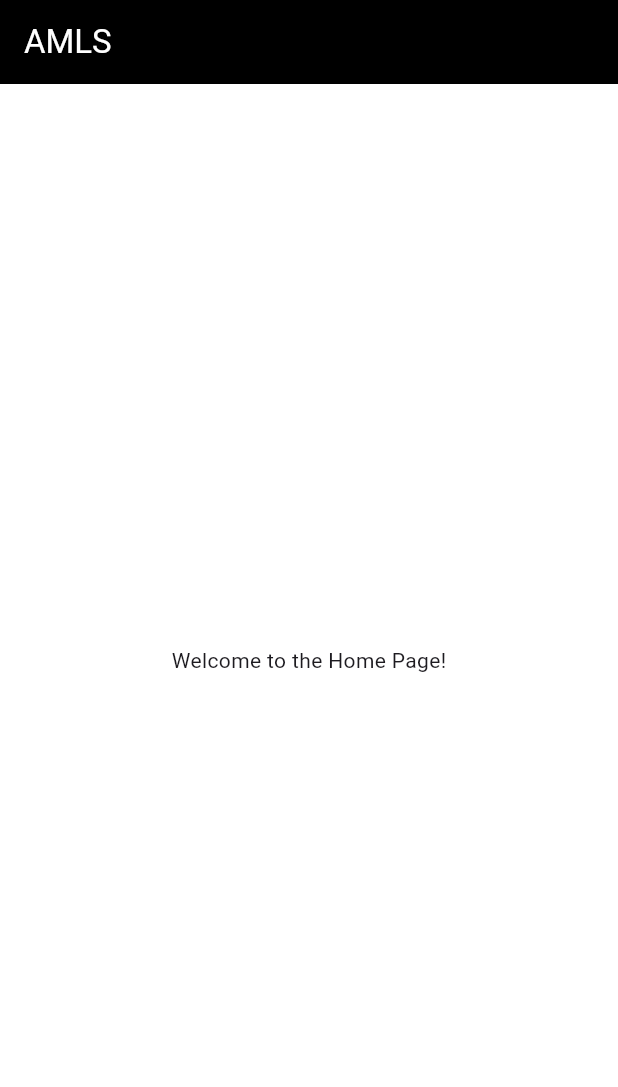
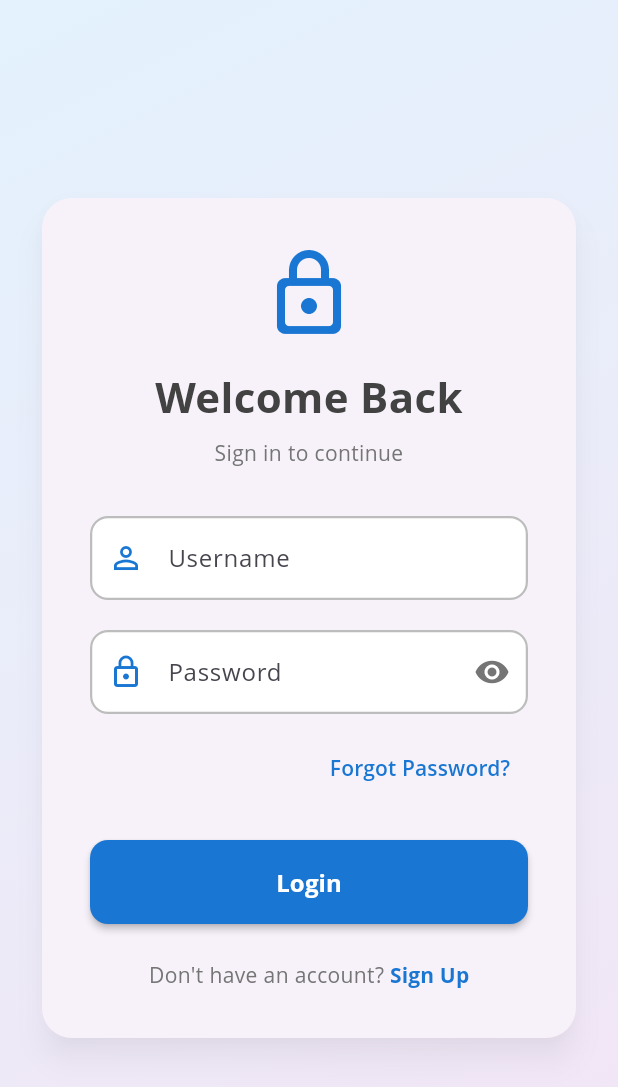
Before and after one commit to evance-mose/AMLS-APP, a Flutter app: the screen it shows after launch, on a phone screen of 412 x 824 dp. Shown: the top 1087 px of the screen. Run offline on Flutter 3.47's test engine with Material 3 defaults, Android fonts, the phone set to English and light mode, and no system bars; Roboto replaces fonts that are missing (Open Sans).

Commit message:
Update main.dart to include LoginPage and modify routing structure

```diff
--- /dev/null
+++ b/lib/login_page.dart
@@ -0,0 +1,286 @@
+import 'package:flutter/material.dart';
+
+class LoginPage extends StatefulWidget {
+  const LoginPage({super.key});
+
+  @override
+  State<LoginPage> createState() => _LoginPageState();
+}
+
+class _LoginPageState extends State<LoginPage> {
+  final TextEditingController _usernameController = TextEditingController();
+  final TextEditingController _passwordController = TextEditingController();
+  final GlobalKey<FormState> _formKey = GlobalKey<FormState>();
+  bool _isPasswordVisible = false;
+  bool _isLoading = false;
+
+  @override
+  Widget build(BuildContext context) {
+    return Scaffold(
+      body: Container(
+        decoration: BoxDecoration(
+          gradient: LinearGradient(
+            begin: Alignment.topLeft,
+            end: Alignment.bottomRight,
+            colors: [
+              Colors.blue.shade50,
+              Colors.purple.shade50,
+            ],
+          ),
+        ),
+        child: SafeArea(
+          child: Center(
+            child: SingleChildScrollView(
+              padding: const EdgeInsets.all(24.0),
+              child: Card(
+                elevation: 8,
+                shadowColor: Colors.black26,
+                shape: RoundedRectangleBorder(
+                  borderRadius: BorderRadius.circular(20),
+                ),
+                child: Container(
+                  padding: const EdgeInsets.all(32.0),
+                  constraints: const BoxConstraints(maxWidth: 400),
+                  child: Form(
+                    key: _formKey,
+                    child: Column(
+                      mainAxisSize: MainAxisSize.min,
+                      crossAxisAlignment: CrossAxisAlignment.stretch,
+                      children: [
+                        // Logo/Icon
+                        Icon(
+                          Icons.lock_outline_rounded,
+                          size: 64,
+                          color: Colors.blue.shade700,
+                        ),
+                        const SizedBox(height: 16.0),
+
+                        // Title
+                        Text(
+                          'Welcome Back',
+                          textAlign: TextAlign.center,
+                          style: TextStyle(
+                            fontSize: 28,
+                            fontWeight: FontWeight.bold,
+                            color: Colors.grey.shade800,
+                          ),
+                        ),
+                        const SizedBox(height: 8.0),
+                        Text(
+                          'Sign in to continue',
+                          textAlign: TextAlign.center,
+                          style: TextStyle(
+                            fontSize: 14,
+                            color: Colors.grey.shade600,
+                          ),
+                        ),
+                        const SizedBox(height: 32.0),
+
+                        // Username Field
+                        TextFormField(
+                          controller: _usernameController,
+                          decoration: InputDecoration(
+                            labelText: 'Username',
+                            hintText: 'Enter your username',
+                            prefixIcon: Icon(Icons.person_outline, color: Colors.blue.shade700),
+                            filled: true,
+                            fillColor: Colors.white,
+                            border: OutlineInputBorder(
+                              borderRadius: BorderRadius.circular(12),
+                              borderSide: BorderSide(color: Colors.grey.shade400, width: 1.5),
+                            ),
+                            enabledBorder: OutlineInputBorder(
+                              borderRadius: BorderRadius.circular(12),
+                              borderSide: BorderSide(color: Colors.grey.shade400, width: 1.5),
+                            ),
+                            focusedBorder: OutlineInputBorder(
+                              borderRadius: BorderRadius.circular(12),
+                              borderSide: BorderSide(color: Colors.blue.shade700, width: 2),
+                            ),
+                            errorBorder: OutlineInputBorder(
+                              borderRadius: BorderRadius.circular(12),
+                              borderSide: const BorderSide(color: Colors.red, width: 1.5),
+                            ),
+                            focusedErrorBorder: OutlineInputBorder(
+                              borderRadius: BorderRadius.circular(12),
+                              borderSide: const BorderSide(color: Colors.red, width: 2),
+                            ),
+                          ),
+                          validator: (value) {
+                            if (value == null || value.isEmpty) {
+                              return 'Please enter your username';
+                            }
+                            return null;
+                          },
+                        ),
+                        const SizedBox(height: 20.0),
+
+                        // Password Field
+                        TextFormField(
+                          controller: _passwordController,
+                          obscureText: !_isPasswordVisible,
+                          decoration: InputDecoration(
+                            labelText: 'Password',
+                            hintText: 'Enter your password',
+                            prefixIcon: Icon(Icons.lock_outline, color: Colors.blue.shade700),
+                            suffixIcon: IconButton(
+                              icon: Icon(
+                                _isPasswordVisible ? Icons.visibility_off : Icons.visibility,
+                                color: Colors.grey.shade600,
+                              ),
+                              onPressed: () {
+                                setState(() {
+                                  _isPasswordVisible = !_isPasswordVisible;
+                                });
+                              },
+                            ),
+                            filled: true,
+                            fillColor: Colors.white,
+                            border: OutlineInputBorder(
+                              borderRadius: BorderRadius.circular(12),
+                              borderSide: BorderSide(color: Colors.grey.shade400, width: 1.5),
+                            ),
+                            enabledBorder: OutlineInputBorder(
+                              borderRadius: BorderRadius.circular(12),
+                              borderSide: BorderSide(color: Colors.grey.shade400, width: 1.5),
+                            ),
+                            focusedBorder: OutlineInputBorder(
+                              borderRadius: BorderRadius.circular(12),
+                              borderSide: BorderSide(color: Colors.blue.shade700, width: 2),
+                            ),
+                            errorBorder: OutlineInputBorder(
+                              borderRadius: BorderRadius.circular(12),
+                              borderSide: const BorderSide(color: Colors.red, width: 1.5),
+                            ),
+                            focusedErrorBorder: OutlineInputBorder(
+                              borderRadius: BorderRadius.circular(12),
+                              borderSide: const BorderSide(color: Colors.red, width: 2),
+                            ),
+                          ),
+                          validator: (value) {
+                            if (value == null || value.isEmpty) {
+                              return 'Please enter your password';
+                            }
+                            return null;
+                          },
+                        ),
+                        const SizedBox(height: 12.0),
+
+                        // Forgot Password
+                        Align(
+                          alignment: Alignment.centerRight,
+                          child: TextButton(
+                            onPressed: () {
+                              // Handle forgot password
+                            },
+                            child: Text(
+                              'Forgot Password?',
+                              style: TextStyle(
+                                color: Colors.blue.shade700,
+                                fontWeight: FontWeight.w600,
+                              ),
+                            ),
+                          ),
+                        ),
+                        const SizedBox(height: 24.0),
+
+                        // Login Button
+                        ElevatedButton(
+                          onPressed: _isLoading ? null : _handleLogin,
+                          style: ElevatedButton.styleFrom(
+                            backgroundColor: Colors.blue.shade700,
+                            foregroundColor: Colors.white,
+                            minimumSize: const Size(double.infinity, 56),
+                            shape: RoundedRectangleBorder(
+                              borderRadius: BorderRadius.circular(12),
+                            ),
+                            elevation: 2,
+                          ),
+                          child: _isLoading
+                              ? const SizedBox(
+                                  height: 20,
+                                  width: 20,
+                                  child: CircularProgressIndicator(
+                                    strokeWidth: 2,
+                                    valueColor: AlwaysStoppedAnimation<Color>(Colors.white),
+                                  ),
+                                )
+                              : const Text(
+                                  'Login',
+                                  style: TextStyle(
+                                    fontSize: 16,
+                                    fontWeight: FontWeight.bold,
+                                  ),
+                                ),
+                        ),
+                        const SizedBox(height: 24.0),
+
+                        // Sign Up Link
+                        Row(
+                          mainAxisAlignment: MainAxisAlignment.center,
+                          children: [
+                            Text(
+                              "Don't have an account? ",
+                              style: TextStyle(color: Colors.grey.shade600),
+                            ),
+                            TextButton(
+                              onPressed: () {
+                                // Handle sign up
+                              },
+                              style: TextButton.styleFrom(
+                                padding: EdgeInsets.zero,
+                                minimumSize: const Size(0, 0),
+                                tapTargetSize: MaterialTapTargetSize.shrinkWrap,
+                              ),
+                              child: Text(
+                                'Sign Up',
+                                style: TextStyle(
+                                  color: Colors.blue.shade700,
+                                  fontWeight: FontWeight.bold,
+                                ),
+                              ),
+                            ),
+                          ],
+                        ),
+                      ],
+                    ),
+                  ),
+                ),
+              ),
+            ),
+          ),
+        ),
+      ),
+    );
+  }
+
+  void _handleLogin() async {
+    if (_formKey.currentState!.validate()) {
+      setState(() {
+        _isLoading = true;
+      });
+
+      // Simulate API call
+      await Future.delayed(const Duration(seconds: 1));
+
+      final String username = _usernameController.text;
+      final String password = _passwordController.text;
+      print('Username: $username, Password: $password');
+
+      if (mounted) {
+        Navigator.pushReplacementNamed(context, '/');
+      }
+
+      setState(() {
+        _isLoading = false;
+      });
+    }
+  }
+
+  @override
+  void dispose() {
+    _usernameController.dispose();
+    _passwordController.dispose();
+    super.dispose();
+  }
+}
--- a/lib/main.dart
+++ b/lib/main.dart
@@ -1,5 +1,6 @@
 import 'package:flutter/material.dart';
 import 'package:amls/home_page.dart';
+import 'package:amls/login_page.dart';
 
 void main() {
   runApp(const MyApp());
@@ -14,14 +15,18 @@ class MyApp extends StatelessWidget {
       title: 'Flutter Demo',
       theme: ThemeData(
         primarySwatch: Colors.blue,
-        fontFamily: 'Roboto',
+        fontFamily: 'Open Sans',
         appBarTheme: const AppBarTheme(
           backgroundColor: Colors.black,
           foregroundColor: Colors.white,
         ),
         scaffoldBackgroundColor: Colors.white,
       ),
-      home: const HomePage(),
+      initialRoute: '/login',
+      routes: {
+        '/': (context) => const HomePage(),
+        '/login': (context) => const LoginPage(),
+      },
     );
   }
 }
```
